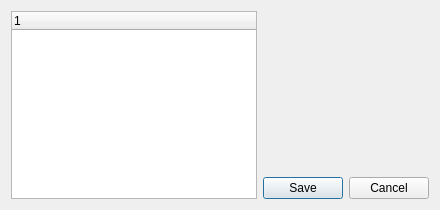
Before: the Qt Designer form quarkplayer/config/ConfigWindow.ui in tkrotoff/QuarkPlayer, drawn with Qt 5.
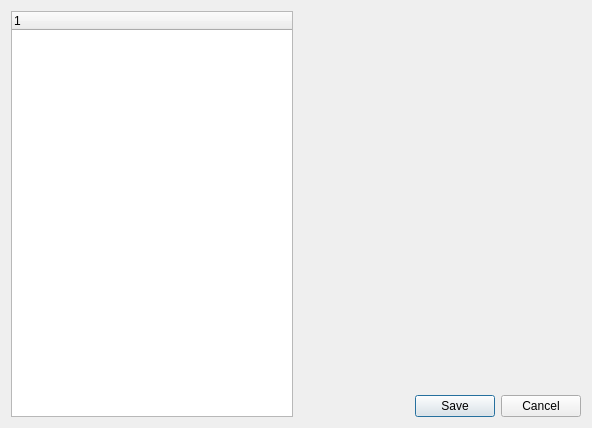
After: the same form once the commit is applied.

Diff of the .ui file:
```diff
--- a/quarkplayer/config/ConfigWindow.ui
+++ b/quarkplayer/config/ConfigWindow.ui
@@ -5,8 +5,8 @@
    <rect>
     <x>0</x>
     <y>0</y>
-    <width>440</width>
-    <height>210</height>
+    <width>592</width>
+    <height>428</height>
    </rect>
   </property>
   <property name="windowTitle" >
```
Left out of the diff: 12 changed lines with no effect on the pictures.
